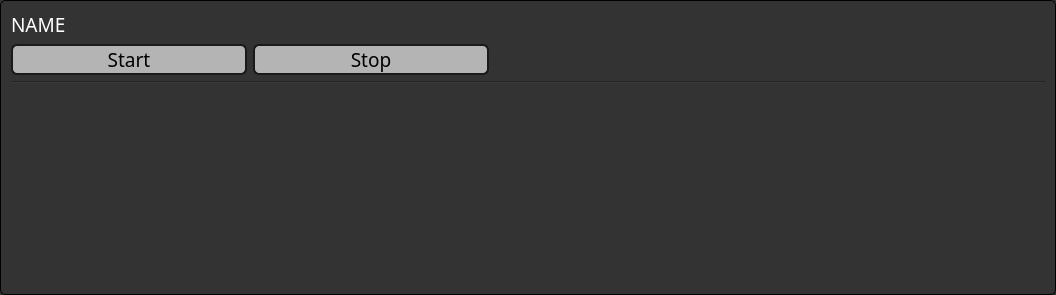
Before: the Qt Designer form multibench/widgets/groupwidget.ui in IlyaZh/Maiman-MCBS, drawn with Qt 5.
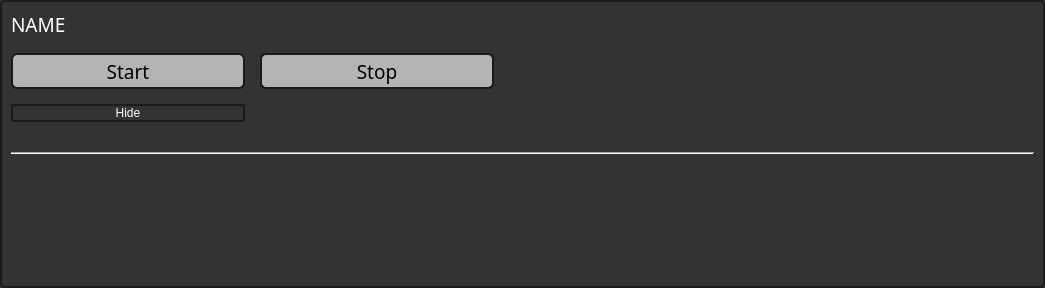
After: the same form once the commit is applied.

Commit message: добавлена кнопка скрытия устройств в группе

The edit to the form file:
```diff
--- a/multibench/widgets/groupwidget.ui
+++ b/multibench/widgets/groupwidget.ui
@@ -6,8 +6,8 @@
    <rect>
     <x>0</x>
     <y>0</y>
-    <width>1056</width>
-    <height>295</height>
+    <width>1045</width>
+    <height>288</height>
    </rect>
   </property>
   <property name="sizePolicy">
@@ -24,42 +24,69 @@
   </property>
   <property name="styleSheet">
    <string notr="true">QWidget#GroupWidget {
-    border: 1px solid black;
-    border-radius: 5px;
-    background:  rgb(51,51,51);
+border: 2px solid rgb(26,26,26);
+border-radius: 5px;
+background: rgb(51,51,51);
 }
 QLabel {
     color: rgb(153,153,153);
-}
-* {	
-	background: rgb(51,51,51);
-	color: rgb(255, 255, 255);
 }</string>
   </property>
   <layout class="QGridLayout" name="gridLayout">
-   <item row="2" column="2">
-    <spacer name="horizontalSpacer">
-     <property name="orientation">
-      <enum>Qt::Horizontal</enum>
+   <property name="spacing">
+    <number>15</number>
+   </property>
+   <item row="4" column="0">
+    <widget class="QPushButton" name="hideButton">
+     <property name="styleSheet">
+      <string notr="true">      border: 2px solid rgb(26,26,26);
+border-radius: 3px;
+background: rgb(51,51,51);
+color: rgb(255,255,255);
+      padding: 0px;
+      margin-left: 0px;
+      margin-bottom: 15px;</string>
      </property>
-     <property name="sizeHint" stdset="0">
-      <size>
-       <width>40</width>
-       <height>20</height>
-      </size>
+     <property name="text">
+      <string>Hide</string>
      </property>
-    </spacer>
+    </widget>
    </item>
-   <item row="4" column="0" colspan="3">
-    <widget class="Line" name="line">
+   <item row="2" column="0" rowspan="2">
+    <widget class="QPushButton" name="startButton">
      <property name="sizePolicy">
-      <sizepolicy hsizetype="Expanding" vsizetype="Fixed">
+      <sizepolicy hsizetype="MinimumExpanding" vsizetype="Fixed">
        <horstretch>0</horstretch>
        <verstretch>0</verstretch>
       </sizepolicy>
      </property>
-     <property name="orientation">
-      <enum>Qt::Horizontal</enum>
+     <property name="minimumSize">
+      <size>
+       <width>0</width>
+       <height>36</height>
+      </size>
+     </property>
+     <property name="maximumSize">
+      <size>
+       <width>234</width>
+       <height>36</height>
+      </size>
+     </property>
+     <property name="font">
+      <font>
+       <family>Share Tech Mono</family>
+       <pointsize>14</pointsize>
+      </font>
+     </property>
+     <property name="styleSheet">
+      <string notr="true">border: 2px solid rgb(26,26,26); 
+border-radius: 6px; 
+color: rgb(0,0,0); 
+background: rgb(180,180,180); 
+</string>
+     </property>
+     <property name="text">
+      <string>Start</string>
      </property>
     </widget>
    </item>
@@ -89,69 +116,6 @@
      </property>
     </widget>
    </item>
-   <item row="2" column="0">
-    <widget class="QPushButton" name="startButton">
-     <property name="sizePolicy">
-      <sizepolicy hsizetype="MinimumExpanding" vsizetype="Fixed">
-       <horstretch>0</horstretch>
-       <verstretch>0</verstretch>
-      </sizepolicy>
-     </property>
-     <property name="maximumSize">
-      <size>
-       <width>236</width>
-       <height>34</height>
-      </size>
-     </property>
-     <property name="font">
-      <font>
-       <family>Share Tech Mono</family>
-       <pointsize>14</pointsize>
-      </font>
-     </property>
-     <property name="styleSheet">
-      <string notr="true">border: 2px solid rgb(26,26,26); 
-border-radius: 6px; 
-color: rgb(0,0,0); 
-background: rgb(180,180,180); 
-</string>
-     </property>
-     <property name="text">
-      <string>Start</string>
-     </property>
-    </widget>
-   </item>
-   <item row="2" column="1">
-    <widget class="QPushButton" name="stopButton">
-     <property name="sizePolicy">
-      <sizepolicy hsizetype="MinimumExpanding" vsizetype="Fixed">
-       <horstretch>0</horstretch>
-       <verstretch>0</verstretch>
-      </sizepolicy>
-     </property>
-     <property name="maximumSize">
-      <size>
-       <width>236</width>
-       <height>34</height>
-      </size>
-     </property>
-     <property name="font">
-      <font>
-       <family>Share Tech Mono</family>
-       <pointsize>14</pointsize>
-      </font>
-     </property>
-     <property name="styleSheet">
-      <string notr="true">border: 2px solid rgb(26,26,26); 
-border-radius: 6px; 
-color: rgb(0,0,0); 
-background: rgb(180,180,180); </string>
-     </property>
-     <property name="text">
-      <string>Stop</string>
-     </property>
-    </widget>
-   </item>
    <item row="0" column="0">
     <widget class="QLabel" name="GroupName">
      <property name="font">
@@ -168,41 +132,80 @@
      </property>
     </widget>
    </item>
-   <item row="5" column="0" colspan="3">
-    <widget class="QScrollArea" name="scrollArea">
+   <item row="2" column="1" rowspan="2">
+    <widget class="QPushButton" name="stopButton">
+     <property name="sizePolicy">
+      <sizepolicy hsizetype="MinimumExpanding" vsizetype="Fixed">
+       <horstretch>0</horstretch>
+       <verstretch>0</verstretch>
+      </sizepolicy>
+     </property>
+     <property name="minimumSize">
+      <size>
+       <width>0</width>
+       <height>36</height>
+      </size>
+     </property>
+     <property name="maximumSize">
+      <size>
+       <width>234</width>
+       <height>36</height>
+      </size>
+     </property>
+     <property name="font">
+      <font>
+       <family>Share Tech Mono</family>
+       <pointsize>14</pointsize>
+      </font>
+     </property>
+     <property name="styleSheet">
+      <string notr="true">border: 2px solid rgb(26,26,26); 
+border-radius: 6px; 
+color: rgb(0,0,0); 
+background: rgb(180,180,180); </string>
+     </property>
+     <property name="text">
+      <string>Stop</string>
+     </property>
+    </widget>
+   </item>
+   <item row="2" column="2">
+    <spacer name="horizontalSpacer">
+     <property name="orientation">
+      <enum>Qt::Horizontal</enum>
+     </property>
+     <property name="sizeType">
+      <enum>QSizePolicy::Expanding</enum>
+     </property>
+     <property name="sizeHint" stdset="0">
+      <size>
+       <width>40</width>
+       <height>20</height>
+      </size>
+     </property>
+    </spacer>
+   </item>
+   <item row="6" column="0" colspan="3">
+    <widget class="QWidget" name="devicesTable" native="true">
      <property name="sizePolicy">
       <sizepolicy hsizetype="MinimumExpanding" vsizetype="MinimumExpanding">
        <horstretch>0</horstretch>
        <verstretch>0</verstretch>
       </sizepolicy>
      </property>
-     <property name="styleSheet">
-      <string notr="true">background:  rgb(51,51,51);
-border: 0px</string>
+    </widget>
+   </item>
+   <item row="5" column="0" colspan="3">
+    <widget class="Line" name="line">
+     <property name="sizePolicy">
+      <sizepolicy hsizetype="Expanding" vsizetype="Fixed">
+       <horstretch>0</horstretch>
+       <verstretch>0</verstretch>
+      </sizepolicy>
      </property>
-     <property name="widgetResizable">
-      <bool>true</bool>
+     <property name="orientation">
+      <enum>Qt::Horizontal</enum>
      </property>
-     <widget class="QWidget" name="scrollDevices">
-      <property name="geometry">
-       <rect>
-        <x>0</x>
-        <y>0</y>
-        <width>1038</width>
-        <height>208</height>
-       </rect>
-      </property>
-      <property name="sizePolicy">
-       <sizepolicy hsizetype="MinimumExpanding" vsizetype="MinimumExpanding">
-        <horstretch>0</horstretch>
-        <verstretch>0</verstretch>
-       </sizepolicy>
-      </property>
-      <property name="styleSheet">
-       <string notr="true">background:  rgb(51,51,51);
-</string>
-      </property>
-     </widget>
     </widget>
    </item>
   </layout>
```
The commit also changes 3 other files.
